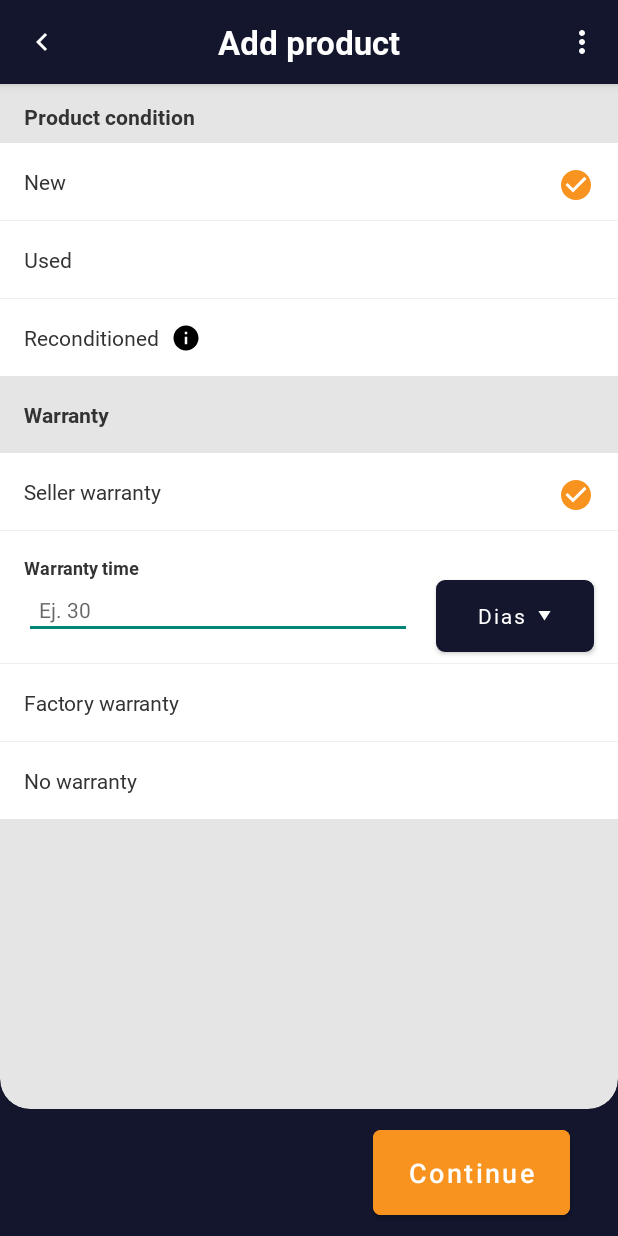
After one commit to siddhantdrk/Indiabana-App-Development, an Android app: the AddProductConditionActivity screen opened directly, with no data from a screen before it, on a phone screen of 412 x 824 dp. The commit adds this screen. Run offline under Robolectric (Android 15) with nearby library versions, the phone set to English and light mode, and no system bars.

Commit message:
change product condition activity

```diff
--- a/IndiabanaApp/app/src/main/AndroidManifest.xml
+++ b/IndiabanaApp/app/src/main/AndroidManifest.xml
@@ -28,6 +28,7 @@
         <activity android:name=".Activities.AddProduct.AddProductPriceActivity" />
         <activity android:name=".Activities.AddProduct.AddProductAmountActivity" />
         <activity android:name=".Activities.AddProduct.AddProductShippingActivity" />
+        <activity android:name=".Activities.AddProduct.AddProductConditionActivity" />
     </application>
 
 </manifest>
--- /dev/null
+++ b/IndiabanaApp/app/src/main/java/com/indiabana/Activities/AddProduct/AddProductConditionActivity.java
@@ -0,0 +1,51 @@
+package com.indiabana.Activities.AddProduct;
+
+import android.content.Intent;
+import android.os.Bundle;
+import android.view.MenuItem;
+import android.view.View;
+import android.widget.PopupMenu;
+
+import com.google.android.material.button.MaterialButton;
+import com.indiabana.R;
+
+import androidx.appcompat.app.AppCompatActivity;
+
+public class AddProductConditionActivity extends AppCompatActivity implements View.OnClickListener, PopupMenu.OnMenuItemClickListener {
+    private MaterialButton continue_btn;
+
+    @Override
+    protected void onCreate(Bundle savedInstanceState) {
+        super.onCreate(savedInstanceState);
+        setContentView(R.layout.activity_add_product_condition);
+        View backIcon = findViewById(R.id.to_post_activity_back_arrow);
+        backIcon.setOnClickListener(this);
+        View iconView = findViewById(R.id.icon);
+        iconView.setOnClickListener(this);
+        continue_btn = findViewById(R.id.continue_btn);
+        continue_btn.setOnClickListener(this);
+    }
+
+    @Override
+    public void onClick(View view) {
+        switch (view.getId()) {
+            case R.id.icon:
+                PopupMenu popupMenu = new PopupMenu(AddProductConditionActivity.this, view);
+                popupMenu.setOnMenuItemClickListener(AddProductConditionActivity.this);
+                popupMenu.inflate(R.menu.toolbar_menu);
+                popupMenu.show();
+                break;
+            case R.id.to_post_activity_back_arrow:
+                finish();
+                break;
+            case R.id.continue_btn:
+                startActivity(new Intent(AddProductConditionActivity.this, AddProductAmountActivity.class));
+                break;
+        }
+    }
+
+    @Override
+    public boolean onMenuItemClick(MenuItem menuItem) {
+        return false;
+    }
+}
--- a/IndiabanaApp/app/src/main/java/com/indiabana/Fragments/Inventory/InventoryDetailsFragment.java
+++ b/IndiabanaApp/app/src/main/java/com/indiabana/Fragments/Inventory/InventoryDetailsFragment.java
@@ -13,6 +13,7 @@ import android.widget.TextView;
 
 import com.indiabana.Activities.AddProduct.AddProductActivity;
 import com.indiabana.Activities.AddProduct.AddProductAmountActivity;
+import com.indiabana.Activities.AddProduct.AddProductConditionActivity;
 import com.indiabana.Activities.AddProduct.AddProductPriceActivity;
 import com.indiabana.R;
 import com.synnapps.carouselview.CarouselView;
@@ -95,6 +96,9 @@ public class InventoryDetailsFragment extends Fragment implements View.OnClickLi
             case R.id.layout_description:
                 startActivity(new Intent(getActivity(), AddProductAmountActivity.class));
                 break;
+            case R.id.layout_product_condition:
+                startActivity(new Intent(getActivity(), AddProductConditionActivity.class));
+                break;
         }
     }
 
@@ -127,6 +131,8 @@ public class InventoryDetailsFragment extends Fragment implements View.OnClickLi
         layout_description.setOnClickListener(this);
         LinearLayout layout_post_type = view.findViewById(R.id.layout_post_type);
         layout_post_type.setOnClickListener(this);
+        LinearLayout layout_product_condition = view.findViewById(R.id.layout_product_condition);
+        layout_product_condition.setOnClickListener(this);
 
         carouselView = view.findViewById(R.id.carouselView);
         carouselView.setPageCount(sampleImages.length);
--- /dev/null
+++ b/IndiabanaApp/app/src/main/res/drawable/spinner_round_corner.xml
@@ -0,0 +1,8 @@
+<?xml version="1.0" encoding="utf-8"?>
+<shape xmlns:android="http://schemas.android.com/apk/res/android">
+    <corners android:radius="5dp" />
+    <solid android:color="@color/dark_azyl" />
+    <stroke
+        android:width="1dp"
+        android:color="@color/white" />
+</shape>
--- /dev/null
+++ b/IndiabanaApp/app/src/main/res/layout/activity_add_product_condition.xml
@@ -0,0 +1,377 @@
+<RelativeLayout xmlns:android="http://schemas.android.com/apk/res/android"
+    xmlns:app="http://schemas.android.com/apk/res-auto"
+    xmlns:tools="http://schemas.android.com/tools"
+    android:layout_width="match_parent"
+    android:layout_height="match_parent"
+    android:background="@color/dark_azyl"
+    tools:context=".Activities.AddProduct.AddProductConditionActivity">
+
+    <androidx.appcompat.widget.Toolbar
+        android:id="@+id/activity_to_post_toolbar"
+        android:layout_width="match_parent"
+        android:layout_height="?actionBarSize"
+        android:layout_alignParentTop="true"
+        android:background="@color/dark_azyl"
+        android:elevation="4dp">
+
+        <ImageView
+            android:id="@+id/to_post_activity_back_arrow"
+            android:layout_width="wrap_content"
+            android:layout_height="wrap_content"
+            android:src="@drawable/ic_mdi_keyboard_arrow_left_white" />
+
+        <ImageView
+            android:id="@+id/icon"
+            android:layout_width="wrap_content"
+            android:layout_height="wrap_content"
+            android:layout_gravity="end"
+            android:layout_marginEnd="12dp"
+            android:src="@drawable/menu" />
+
+        <TextView
+            android:layout_width="wrap_content"
+            android:layout_height="wrap_content"
+            android:layout_gravity="center_horizontal"
+            android:fontFamily="@font/roboto_bold"
+            android:gravity="center"
+            android:text="@string/add_product"
+            android:textColor="@color/white"
+            android:textSize="22sp" />
+    </androidx.appcompat.widget.Toolbar>
+
+
+    <com.google.android.material.button.MaterialButton
+        android:id="@+id/continue_btn"
+        android:layout_width="wrap_content"
+        android:layout_height="wrap_content"
+        android:layout_alignParentBottom="true"
+        android:layout_alignParentEnd="true"
+        android:layout_marginBottom="8dp"
+        android:layout_marginEnd="32dp"
+        android:backgroundTint="@color/indiabana_orange"
+        android:paddingHorizontal="24dp"
+        android:paddingVertical="16dp"
+        android:text="@string/continue_post"
+        android:textAllCaps="false"
+        android:textSize="18sp"
+        app:cornerRadius="5dp" />
+
+
+    <com.google.android.material.card.MaterialCardView
+        android:layout_width="match_parent"
+        android:layout_height="0dp"
+        android:layout_above="@id/continue_btn"
+        android:layout_below="@id/activity_to_post_toolbar"
+        android:layout_marginBottom="8dp"
+        android:layout_marginTop="-20dp"
+        app:cardBackgroundColor="@color/activity_bg_color"
+        app:cardCornerRadius="20dp"
+        app:cardElevation="0dp"
+        app:contentPaddingTop="20dp">
+
+        <ScrollView
+            android:id="@+id/frameLayout"
+            android:layout_width="match_parent"
+            android:layout_height="match_parent">
+
+            <androidx.constraintlayout.widget.ConstraintLayout
+                android:layout_width="match_parent"
+                android:layout_height="wrap_content"
+                android:paddingBottom="64dp">
+
+                <TextView
+                    android:id="@+id/textView_warranty"
+                    android:layout_width="match_parent"
+                    android:layout_height="wrap_content"
+                    android:layout_marginEnd="16dp"
+                    android:layout_marginStart="16dp"
+                    android:layout_marginTop="16dp"
+                    android:fontFamily="@font/roboto_bold"
+                    android:text="@string/warranty"
+                    android:textColor="@color/text2"
+                    android:textSize="14sp"
+                    app:layout_constraintBottom_toTopOf="@+id/layout_warranty"
+                    app:layout_constraintEnd_toEndOf="parent"
+                    app:layout_constraintStart_toStartOf="parent"
+                    app:layout_constraintTop_toBottomOf="@+id/layout_product_condition" />
+
+                <TextView
+                    android:id="@+id/textView_product_condition"
+                    android:layout_width="match_parent"
+                    android:layout_height="wrap_content"
+                    android:layout_marginEnd="16dp"
+                    android:layout_marginStart="16dp"
+                    android:layout_marginTop="12dp"
+                    android:fontFamily="@font/roboto_bold"
+                    android:text="@string/publication_product_condition"
+                    android:textColor="@color/text2"
+                    android:textSize="14sp"
+                    app:layout_constraintBottom_toTopOf="@+id/layout_product_condition"
+                    app:layout_constraintEnd_toEndOf="parent"
+                    app:layout_constraintStart_toStartOf="parent"
+                    app:layout_constraintTop_toTopOf="parent" />
+
+                <androidx.constraintlayout.widget.ConstraintLayout
+                    android:id="@+id/layout_warranty"
+                    android:layout_width="match_parent"
+                    android:layout_height="wrap_content"
+                    android:layout_marginTop="16dp"
+                    android:background="@color/white"
+                    app:layout_constraintEnd_toEndOf="parent"
+                    app:layout_constraintStart_toStartOf="parent"
+                    app:layout_constraintTop_toBottomOf="@+id/textView_warranty">
+
+                    <EditText
+                        android:id="@+id/quantity_warranty_time"
+                        android:layout_width="0dp"
+                        android:layout_height="wrap_content"
+                        android:layout_marginEnd="16dp"
+                        android:layout_marginStart="16dp"
+                        android:hint="Ej. 30"
+                        android:inputType="number"
+                        android:padding="10dp"
+                        android:textColor="@color/dateColor"
+                        android:textSize="14sp"
+                        app:layout_constraintEnd_toStartOf="@+id/warranty_time_btn"
+                        app:layout_constraintStart_toStartOf="parent"
+                        app:layout_constraintTop_toBottomOf="@+id/textView_warranty_time" />
+
+                    <ImageView
+                        android:id="@+id/seller_warranty_check"
+                        android:layout_width="wrap_content"
+                        android:layout_height="wrap_content"
+                        android:layout_marginEnd="16dp"
+                        android:layout_marginTop="16dp"
+                        android:scaleType="fitXY"
+                        android:src="@drawable/ic_mdi_check_circle"
+                        app:layout_constraintEnd_toEndOf="parent"
+                        app:layout_constraintRight_toLeftOf="@+id/textView_seller_warranty"
+                        app:layout_constraintTop_toTopOf="parent" />
+
+                    <TextView
+                        android:id="@+id/textView_seller_warranty"
+                        android:layout_width="wrap_content"
+                        android:layout_height="wrap_content"
+                        android:layout_marginStart="16dp"
+                        android:layout_marginTop="16dp"
+                        android:fontFamily="@font/roboto_regular"
+                        android:text="@string/seller_warranty"
+                        android:textColor="@color/text2"
+                        android:textSize="14sp"
+                        app:layout_constraintStart_toStartOf="parent"
+                        app:layout_constraintTop_toTopOf="parent" />
+
+                    <TextView
+                        android:id="@+id/textView_warranty_time"
+                        android:layout_width="wrap_content"
+                        android:layout_height="wrap_content"
+                        android:layout_marginStart="16dp"
+                        android:layout_marginTop="16dp"
+                        android:fontFamily="@font/roboto_bold"
+                        android:text="@string/warranty_time"
+                        android:textColor="@color/text2"
+                        android:textSize="12sp"
+                        app:layout_constraintStart_toStartOf="parent"
+                        app:layout_constraintTop_toBottomOf="@+id/view_seller_warranty" />
+
+                    <TextView
+                        android:id="@+id/textView_factory_warranty"
+                        android:layout_width="wrap_content"
+                        android:layout_height="wrap_content"
+                        android:layout_marginStart="16dp"
+                        android:layout_marginTop="16dp"
+                        android:fontFamily="@font/roboto_regular"
+                        android:text="@string/factory_warranty"
+                        android:textColor="@color/text2"
+                        android:textSize="14sp"
+                        app:layout_constraintStart_toStartOf="parent"
+                        app:layout_constraintTop_toBottomOf="@+id/view_warranty_time" />
+
+                    <TextView
+                        android:id="@+id/textView_no_warranty"
+                        android:layout_width="wrap_content"
+                        android:layout_height="wrap_content"
+                        android:layout_marginStart="16dp"
+                        android:layout_marginTop="16dp"
+                        android:fontFamily="@font/roboto_regular"
+                        android:paddingBottom="16dp"
+                        android:text="@string/no_warranty"
+                        android:textColor="@color/text2"
+                        android:textSize="14sp"
+                        app:layout_constraintStart_toStartOf="parent"
+                        app:layout_constraintTop_toBottomOf="@+id/view_factory_warranty" />
+
+                    <!-- <Spinner
+                         android:id="@+id/spinner_warranty_time"
+                         android:layout_width="wrap_content"
+                         android:layout_height="wrap_content"
+                         android:layout_marginEnd="16dp"
+                         android:background="@drawable/spinner_round_corner"
+                         android:entries="@array/warranty_arrays"
+                         android:prompt="@string/warranty_prompt"
+                         android:paddingTop="12dp"
+                         android:paddingBottom="12dp"
+                         android:paddingLeft="16dp"
+                         android:paddingRight="16dp"
+                         app:layout_constraintEnd_toEndOf="parent"
+                         android:theme="@style/spinner_style1"
+                         android:dropDownWidth="fill_parent"
+                         app:layout_constraintTop_toBottomOf="@+id/textView_warranty_time"
+                         app:layout_constraintRight_toLeftOf="@+id/quantity_warranty_time"
+                         android:visibility="gone"/>-->
+
+                    <View
+                        android:id="@+id/view_seller_warranty"
+                        android:layout_width="match_parent"
+                        android:layout_height="0.5dp"
+                        android:layout_marginTop="16dp"
+                        android:alpha="0.5"
+                        android:background="@color/stroke"
+                        app:layout_constraintEnd_toEndOf="parent"
+                        app:layout_constraintStart_toStartOf="parent"
+                        app:layout_constraintTop_toBottomOf="@+id/textView_seller_warranty" />
+
+                    <View
+                        android:id="@+id/view_warranty_time"
+                        android:layout_width="match_parent"
+                        android:layout_height="0.5dp"
+                        android:layout_marginTop="16dp"
+                        android:alpha="0.5"
+                        android:background="@color/stroke"
+                        app:layout_constraintEnd_toEndOf="parent"
+                        app:layout_constraintStart_toStartOf="parent"
+                        app:layout_constraintTop_toBottomOf="@+id/quantity_warranty_time" />
+
+                    <View
+                        android:id="@+id/view_factory_warranty"
+                        android:layout_width="match_parent"
+                        android:layout_height="0.5dp"
+                        android:layout_marginTop="16dp"
+                        android:alpha="0.5"
+                        android:background="@color/stroke"
+                        app:layout_constraintEnd_toEndOf="parent"
+                        app:layout_constraintStart_toStartOf="parent"
+                        app:layout_constraintTop_toBottomOf="@+id/textView_factory_warranty" />
+
+                    <com.google.android.material.button.MaterialButton
+                        android:id="@+id/warranty_time_btn"
+                        android:layout_width="wrap_content"
+                        android:layout_height="wrap_content"
+                        android:layout_marginHorizontal="16dp"
+                        android:background="@drawable/spinner_round_corner"
+                        android:backgroundTint="@color/white"
+                        android:fontFamily="@font/roboto_regular"
+                        android:paddingHorizontal="28dp"
+                        android:text="Dias"
+                        android:textAllCaps="false"
+                        android:textColor="@color/white"
+                        android:textSize="14sp"
+                        app:icon="@drawable/ic_spinner_drop_downsvg"
+                        app:iconGravity="textEnd"
+                        app:layout_constraintEnd_toEndOf="parent"
+                        app:layout_constraintTop_toBottomOf="@+id/textView_warranty_time" />
+                </androidx.constraintlayout.widget.ConstraintLayout>
+
+                <androidx.constraintlayout.widget.ConstraintLayout
+                    android:id="@+id/layout_product_condition"
+                    android:layout_width="match_parent"
+                    android:layout_height="wrap_content"
+                    android:layout_marginTop="8dp"
+                    android:background="@color/white"
+                    app:layout_constraintBottom_toTopOf="@+id/textView_warranty"
+                    app:layout_constraintEnd_toEndOf="parent"
+                    app:layout_constraintStart_toStartOf="parent"
+                    app:layout_constraintTop_toBottomOf="@+id/textView_product_condition">
+
+                    <ImageView
+                        android:id="@+id/icarry_check"
+                        android:layout_width="wrap_content"
+                        android:layout_height="wrap_content"
+                        android:layout_marginEnd="16dp"
+                        android:layout_marginTop="16dp"
+                        android:scaleType="fitXY"
+                        android:src="@drawable/ic_mdi_check_circle"
+                        app:layout_constraintEnd_toEndOf="parent"
+                        app:layout_constraintTop_toTopOf="parent" />
+
+                    <ImageView
+                        android:id="@+id/reconditioned_info"
+                        android:layout_width="wrap_content"
+                        android:layout_height="wrap_content"
+                        android:layout_marginStart="8dp"
+                        android:layout_marginTop="16dp"
+                        android:scaleType="fitXY"
+                        android:src="@drawable/ic_mdi_info"
+                        app:layout_constraintStart_toEndOf="@+id/textView_reconditioned"
+                        app:layout_constraintTop_toBottomOf="@id/view_store_pickup" />
+
+                    <TextView
+                        android:id="@+id/textView_reconditioned"
+                        android:layout_width="wrap_content"
+                        android:layout_height="wrap_content"
+                        android:layout_marginStart="16dp"
+                        android:layout_marginTop="16dp"
+                        android:fontFamily="@font/roboto_regular"
+                        android:paddingBottom="16dp"
+                        android:text="@string/reconditioned"
+                        android:textColor="@color/text2"
+                        android:textSize="14sp"
+                        app:layout_constraintStart_toStartOf="parent"
+                        app:layout_constraintTop_toBottomOf="@id/view_store_pickup" />
+
+                    <TextView
+                        android:id="@+id/textView_new"
+                        android:layout_width="wrap_content"
+                        android:layout_height="wrap_content"
+                        android:layout_marginStart="16dp"
+                        android:layout_marginTop="16dp"
+                        android:fontFamily="@font/roboto_regular"
+                        android:text="@string/publication_new"
+                        android:textColor="@color/text2"
+                        android:textSize="14sp"
+                        app:layout_constraintStart_toStartOf="parent"
+                        app:layout_constraintTop_toTopOf="parent" />
+
+                    <TextView
+                        android:id="@+id/textView_used"
+                        android:layout_width="wrap_content"
+                        android:layout_height="wrap_content"
+                        android:layout_marginStart="16dp"
+                        android:layout_marginTop="16dp"
+                        android:fontFamily="@font/roboto_regular"
+                        android:text="@string/used"
+                        android:textColor="@color/text2"
+                        android:textSize="14sp"
+                        app:layout_constraintStart_toStartOf="parent"
+                        app:layout_constraintTop_toBottomOf="@id/view_icarry" />
+
+                    <View
+                        android:id="@+id/view_icarry"
+                        android:layout_width="match_parent"
+                        android:layout_height="0.5dp"
+                        android:layout_marginTop="16dp"
+                        android:alpha="0.5"
+                        android:background="@color/stroke"
+                        app:layout_constraintEnd_toEndOf="parent"
+                        app:layout_constraintStart_toStartOf="parent"
+                        app:layout_constraintTop_toBottomOf="@+id/textView_new" />
+
+                    <View
+                        android:id="@+id/view_store_pickup"
+                        android:layout_width="match_parent"
+                        android:layout_height="0.5dp"
+                        android:layout_marginTop="16dp"
+                        android:alpha="0.5"
+                        android:background="@color/stroke"
+                        app:layout_constraintEnd_toEndOf="parent"
+                        app:layout_constraintStart_toStartOf="parent"
+                        app:layout_constraintTop_toBottomOf="@+id/textView_used" />
+
+                </androidx.constraintlayout.widget.ConstraintLayout>
+            </androidx.constraintlayout.widget.ConstraintLayout>
+        </ScrollView>
+
+    </com.google.android.material.card.MaterialCardView>
+
+
+</RelativeLayout>
--- a/IndiabanaApp/app/src/main/res/values/strings.xml
+++ b/IndiabanaApp/app/src/main/res/values/strings.xml
@@ -451,6 +451,18 @@
     <string name="behalf_of_buyer">On behalf of the buyer</string>
     <string name="shipping_price_through_others">Shipping price through "Others"</string>
     <string name="shipping_company">Shipping company</string>
+    <string name="used">Used</string>
+    <string name="reconditioned">Reconditioned</string>
+    <string name="warranty">Warranty</string>
+    <string name="seller_warranty">Seller warranty</string>
+    <string name="warranty_time">Warranty time</string>
+    <string name="days">Days</string>
+    <string name="factory_warranty">Factory warranty</string>
+    <string name="no_warranty">No warranty</string>
+    <string name="warranty_prompt">Dias</string>
+    <string-array name="warranty_arrays">
+        <item>Dias</item>
+    </string-array>
 
     <!--  My Account  -->
 </resources>
```
Also changed, not shown: 1 other file.
